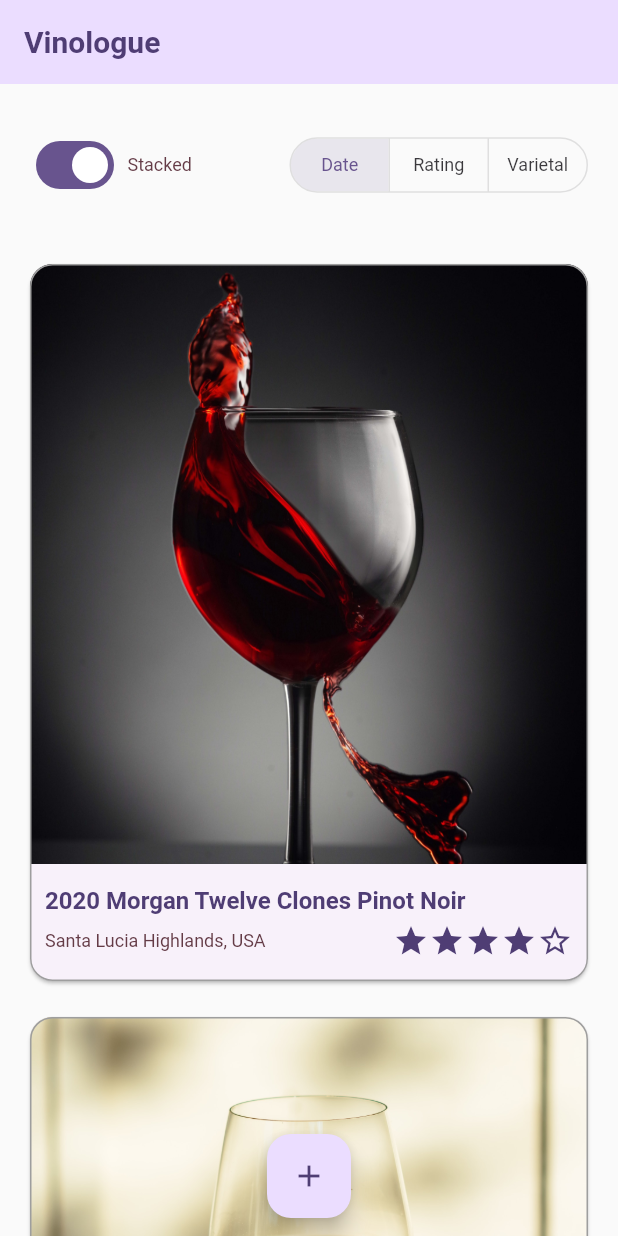
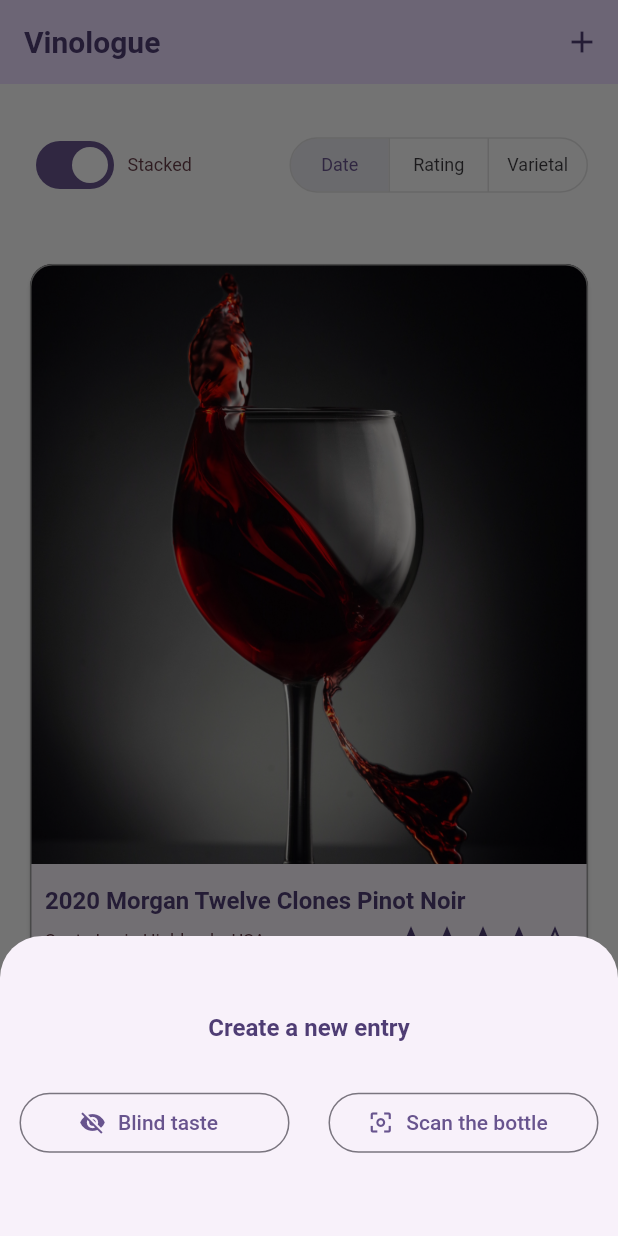
Before and after one commit to chuckchoiboi/vinologue, a Flutter app: the screen it shows after launch, after a tap on the "add" icon, on a phone screen of 412 x 824 dp. Run offline on Flutter 3.47's test engine with Material 2 defaults, Android fonts, the phone set to English and light mode, and no system bars.

Commit message:
update add entry option to top appbar

```diff
--- a/lib/screens/listing_screen.dart
+++ b/lib/screens/listing_screen.dart
@@ -2,11 +2,59 @@ import 'package:flutter/material.dart';
 
 import 'package:vinologue/widgets/listing/entries_listing.dart';
 import 'package:vinologue/widgets/listing/listing_filter.dart';
+
 import 'package:vinologue/data/entries_data.dart';
 import 'package:vinologue/models/vinologue_entry.dart';
 
 const listingView = ['stacked', 'row'];
 const filter = ['date', 'rating', 'varietal'];
+
+void showNewEntryBottomSheet(BuildContext context) {
+  showModalBottomSheet<void>(
+    context: context,
+    builder: (context) {
+      return SizedBox(
+        height: 200,
+        child: Center(
+          child: Column(
+            mainAxisAlignment: MainAxisAlignment.center,
+            mainAxisSize: MainAxisSize.min,
+            children: <Widget>[
+              Text(
+                'Create a new entry',
+                style: Theme.of(context).textTheme.bodyLarge,
+              ),
+              const SizedBox(height: 30),
+              Row(
+                mainAxisAlignment: MainAxisAlignment.spaceAround,
+                children: [
+                  OutlinedButton.icon(
+                    icon: const Icon(Icons.visibility_off),
+                    label: const Text('Blind taste'),
+                    style: const ButtonStyle().copyWith(
+                      minimumSize: MaterialStateProperty.all(const Size(
+                          180, 40)), // Adjust the width and height as needed
+                    ),
+                    onPressed: () => Navigator.pop(context),
+                  ),
+                  OutlinedButton.icon(
+                    icon: const Icon(Icons.center_focus_weak),
+                    label: const Text('Scan the bottle'),
+                    style: const ButtonStyle().copyWith(
+                      minimumSize: MaterialStateProperty.all(const Size(
+                          180, 40)), // Adjust the width and height as needed
+                    ),
+                    onPressed: () => Navigator.pop(context),
+                  ),
+                ],
+              )
+            ],
+          ),
+        ),
+      );
+    },
+  );
+}
 
 class ListingScreen extends StatefulWidget {
   const ListingScreen({super.key});
@@ -55,6 +103,15 @@ class _ListingScreenState extends State<ListingScreen> {
     return Scaffold(
       appBar: AppBar(
         title: const Text('Vinologue'),
+        actions: [
+          IconButton(
+            icon: const Icon(Icons.add),
+            tooltip: 'Add a new entry',
+            onPressed: () {
+              showNewEntryBottomSheet(context);
+            },
+          ),
+        ],
       ),
       body: Center(
         child: Column(
@@ -72,13 +129,6 @@ class _ListingScreenState extends State<ListingScreen> {
           ],
         ),
       ),
-      floatingActionButton: FloatingActionButton(
-        onPressed: () {},
-        tooltip: 'Increment',
-        child: const Icon(Icons.add),
-      ),
-      floatingActionButtonLocation:
-          FloatingActionButtonLocation.miniCenterFloat,
     );
   }
 }
```
